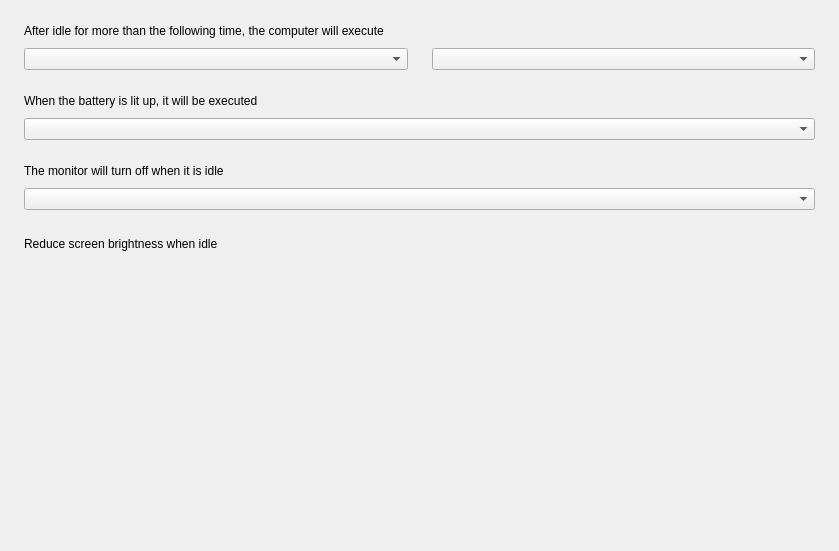
This is plugins/power/src/pages/battery-settings/battery-settings-page.ui in openeuler-mirror/kiran-control-panel as Qt 5 draws it before an edit. The edited form follows.
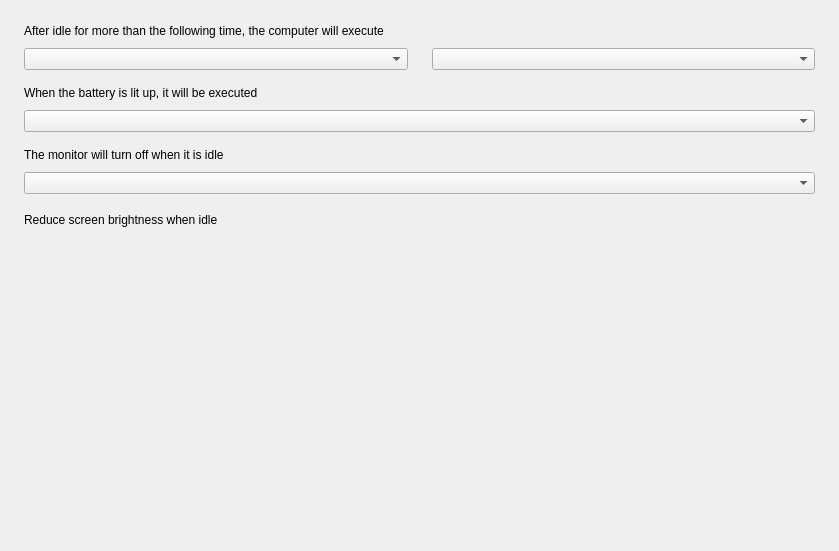
This is the edited form.

Diff of the .ui file:
```diff
--- a/plugins/power/src/pages/battery-settings/battery-settings-page.ui
+++ b/plugins/power/src/pages/battery-settings/battery-settings-page.ui
@@ -76,7 +76,7 @@
       <number>0</number>
      </property>
      <property name="topMargin">
-      <number>24</number>
+      <number>16</number>
      </property>
      <item>
       <widget class="QLabel" name="label_2">
@@ -113,7 +113,7 @@
       <number>0</number>
      </property>
      <property name="topMargin">
-      <number>24</number>
+      <number>16</number>
      </property>
      <item>
       <widget class="QLabel" name="label_3">
@@ -147,7 +147,7 @@
       <number>0</number>
      </property>
      <property name="topMargin">
-      <number>24</number>
+      <number>16</number>
      </property>
      <item>
       <widget class="QLabel" name="label_4">
```
